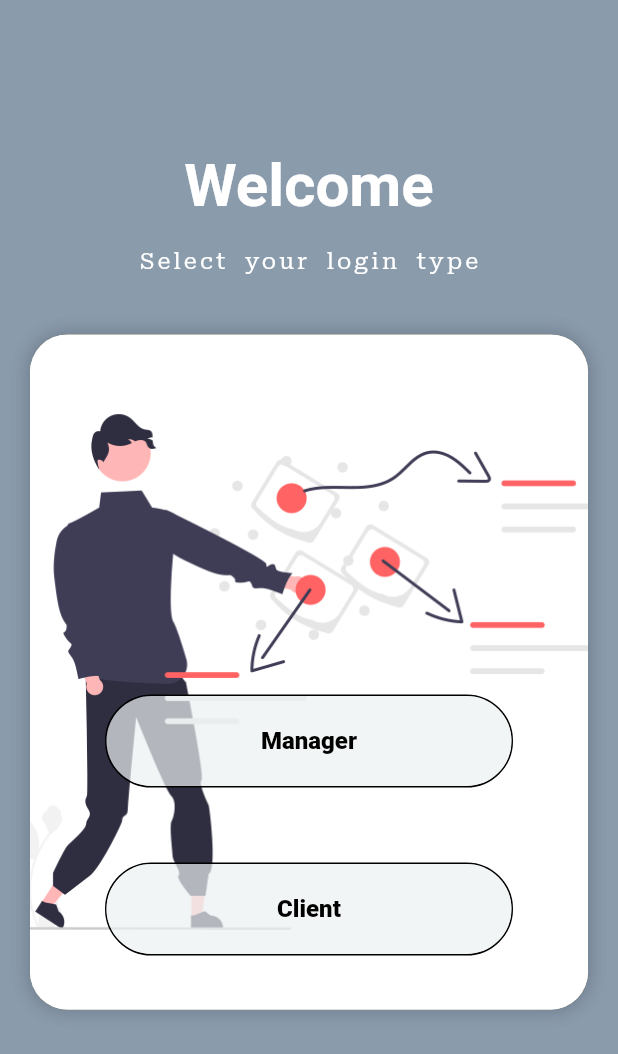
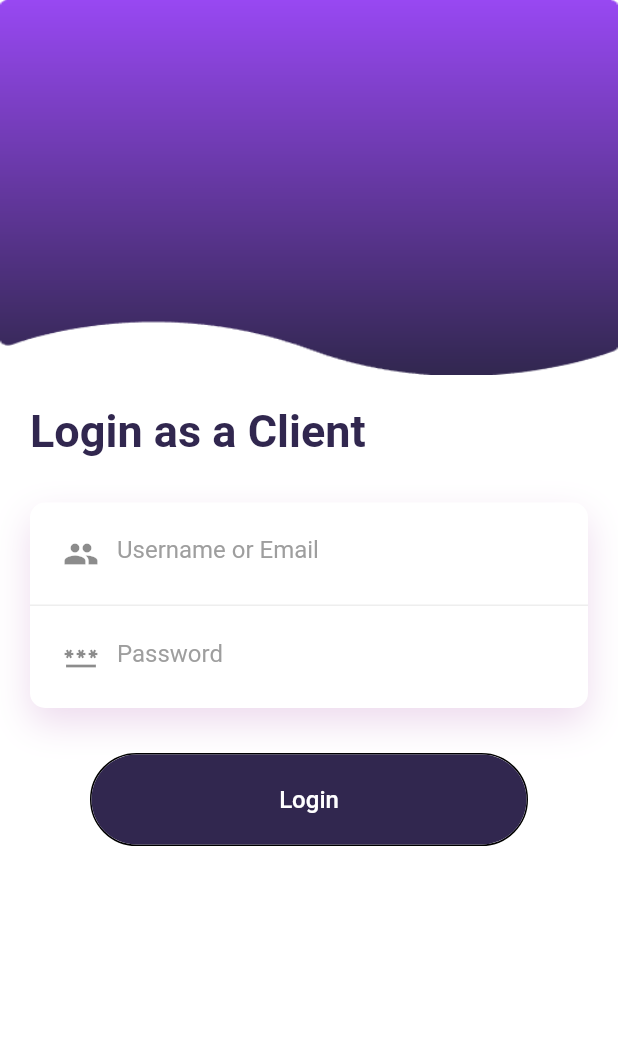
Before and after one commit to 4h4f/teamzone, a Flutter app: the screen it shows after launch, after a tap on "Client", on a phone screen of 412 x 824 dp. Shown: the top 1054 px of the screen. Run offline on Flutter 3.47's test engine with Material 2 defaults, Android fonts, the phone set to English and light mode, and no system bars; our stand-ins replace flutter_svg.

Commit message:
client and manager ui
client and manager ui  done

```diff
--- /dev/null
+++ b/lib/Screens/ClientLogin.dart
@@ -0,0 +1,139 @@
+import 'package:flutter/material.dart';
+
+class Clientlogin extends StatefulWidget {
+  Clientlogin({Key? key}) : super(key: key);
+
+  @override
+  _ClientloginState createState() => _ClientloginState();
+}
+
+class _ClientloginState extends State<Clientlogin> {
+  @override
+  Widget build(BuildContext context) {
+    return Scaffold(
+      backgroundColor: Colors.white,
+      body: SingleChildScrollView(
+        child: Column(
+          crossAxisAlignment: CrossAxisAlignment.start,
+          children: <Widget>[
+            // ignore: sized_box_for_whitespace
+            Container(
+              height: 250,
+              child: Stack(
+                children: <Widget>[
+                  Positioned(
+                    child: Container(
+                      decoration: const BoxDecoration(
+                        image: DecorationImage(
+                          image: AssetImage("lib/assets/images/background.png"),
+                          fit: BoxFit.fill,
+                        ),
+                      ),
+                    ),
+                  )
+                ],
+              ),
+            ),
+            const SizedBox(
+              height: 20,
+            ),
+            Padding(
+              padding: const EdgeInsets.symmetric(horizontal: 20),
+              child: Column(
+                crossAxisAlignment: CrossAxisAlignment.start,
+                children: <Widget>[
+                  const Text(
+                    'Login as a Client',
+                    style: TextStyle(
+                        color: Color.fromRGBO(49, 39, 79, 1),
+                        fontWeight: FontWeight.bold,
+                        fontSize: 30),
+                  ),
+                  const SizedBox(
+                    height: 30,
+                  ),
+                  Container(
+                    decoration: BoxDecoration(
+                      borderRadius: BorderRadius.circular(10),
+                      color: Colors.white,
+                      boxShadow: [
+                        BoxShadow(
+                          color: Color.fromRGBO(196, 135, 198, .3),
+                          blurRadius: 20,
+                          offset: Offset(0, 10),
+                        ),
+                      ],
+                    ),
+                    child: Column(
+                      children: <Widget>[
+                        Container(
+                          padding: EdgeInsets.all(10),
+                          decoration: BoxDecoration(
+                              border: Border(
+                                  bottom:
+                                      BorderSide(color: Colors.grey[200]!))),
+                          child: TextField(
+                            decoration: InputDecoration(
+                              prefixIcon: Icon(Icons.people),
+                              border: InputBorder.none,
+                              hintText: 'Username or Email',
+                              hintStyle: TextStyle(color: Colors.grey),
+                            ),
+                          ),
+                        ),
+                        //----------------------------------
+                        Container(
+                          padding: EdgeInsets.all(10),
+                          child: TextField(
+                            decoration: InputDecoration(
+                              prefixIcon: Icon(Icons.password),
+                              border: InputBorder.none,
+                              hintText: 'Password',
+                              hintStyle: TextStyle(color: Colors.grey),
+                            ),
+                          ),
+                        ),
+                        //-----------
+                      ],
+                    ),
+                  ),
+                  const SizedBox(
+                    height: 30,
+                  ),
+                  Container(
+                    margin: EdgeInsets.symmetric(horizontal: 40),
+                    decoration: BoxDecoration(
+                      borderRadius: BorderRadius.circular(50),
+                      border: const Border(
+                        bottom: BorderSide(color: Colors.black),
+                        left: BorderSide(color: Colors.black),
+                        right: BorderSide(color: Colors.black),
+                        top: BorderSide(color: Colors.black),
+                      ),
+                    ),
+                    child: MaterialButton(
+                      minWidth: double.infinity,
+                      height: 60,
+                      color: const Color.fromRGBO(49, 39, 79, 1),
+                      elevation: 0,
+                      shape: RoundedRectangleBorder(
+                          borderRadius: BorderRadius.circular(50)),
+                      child: const Text(
+                        'Login',
+                        style: TextStyle(
+                            color: Colors.white,
+                            fontWeight: FontWeight.w500,
+                            fontSize: 16),
+                      ),
+                      onPressed: () {},
+                    ),
+                  ),
+                ],
+              ),
+            ),
+          ],
+        ),
+      ),
+    );
+  }
+}
--- a/lib/Screens/Welcome.dart
+++ b/lib/Screens/Welcome.dart
@@ -1,6 +1,7 @@
 import 'package:flutter/material.dart';
 import 'package:flutter_svg/parser.dart';
-import 'package:teamzone/Screens/Login.dart';
+import 'package:teamzone/Screens/ClientLogin.dart';
+import 'ManagerLogin.dart';
 
 class Welcome extends StatefulWidget {
   const Welcome({Key? key}) : super(key: key);
@@ -13,7 +14,7 @@ class _WelcomeState extends State<Welcome> {
   @override
   Widget build(BuildContext context) {
     return Scaffold(
-      backgroundColor: const Color.fromRGBO(87, 111, 136, 0.7),
+      backgroundColor: const Color.fromRGBO(155, 89, 182, 0.7),
       // ignore: sized_box_for_whitespace
       body: SafeArea(
         // ignore: sized_box_for_whitespace
@@ -80,23 +81,23 @@ class _WelcomeState extends State<Welcome> {
                         decoration: BoxDecoration(
                           borderRadius: BorderRadius.circular(50),
                           border: const Border(
-                            bottom: BorderSide(color: Colors.black),
-                            left: BorderSide(color: Colors.black),
-                            right: BorderSide(color: Colors.black),
-                            top: BorderSide(color: Colors.black),
+                            bottom: BorderSide(color: Colors.white),
+                            left: BorderSide(color: Colors.white),
+                            right: BorderSide(color: Colors.white),
+                            top: BorderSide(color: Colors.white),
                           ),
                         ),
                         child: MaterialButton(
                           minWidth: double.infinity,
                           height: 60,
-                          color: const Color.fromRGBO(236, 240, 241, .7),
+                          color: const Color.fromRGBO(49, 39, 79, .9),
                           elevation: 0,
                           shape: RoundedRectangleBorder(
                               borderRadius: BorderRadius.circular(50)),
                           child: const Text(
                             'Manager',
                             style: TextStyle(
-                                color: Colors.black,
+                                color: Colors.white,
                                 fontWeight: FontWeight.w900,
                                 fontSize: 16),
                           ),
@@ -116,27 +117,33 @@ class _WelcomeState extends State<Welcome> {
                         decoration: BoxDecoration(
                           borderRadius: BorderRadius.circular(50),
                           border: const Border(
-                            bottom: BorderSide(color: Colors.black),
-                            left: BorderSide(color: Colors.black),
-                            right: BorderSide(color: Colors.black),
-                            top: BorderSide(color: Colors.black),
+                            bottom: BorderSide(color: Colors.white),
+                            left: BorderSide(color: Colors.white),
+                            right: BorderSide(color: Colors.white),
+                            top: BorderSide(color: Colors.white),
                           ),
                         ),
                         child: MaterialButton(
                           minWidth: double.infinity,
                           height: 60,
-                          color: const Color.fromRGBO(236, 240, 241, .7),
+                          color: const Color.fromRGBO(49, 39, 79, .9),
                           elevation: 0,
                           shape: RoundedRectangleBorder(
                               borderRadius: BorderRadius.circular(50)),
                           child: const Text(
                             'Client',
                             style: TextStyle(
-                                color: Colors.black,
+                                color: Colors.white,
                                 fontWeight: FontWeight.w900,
                                 fontSize: 16),
                           ),
-                          onPressed: () {},
+                          onPressed: () {
+                            Navigator.push(
+                              context,
+                              MaterialPageRoute(
+                                  builder: (context) => Clientlogin()),
+                            );
+                          },
                         ),
                       )
                     ],
--- a/lib/main.dart
+++ b/lib/main.dart
@@ -1,5 +1,5 @@
 import 'package:flutter/material.dart';
-import 'Screens/Login.dart';
+import 'Screens/ManagerLogin.dart';
 import 'Screens/Welcome.dart';
 
 void main() => runApp(MaterialApp(
--- a/pubspec.yaml
+++ b/pubspec.yaml
@@ -62,6 +62,8 @@ flutter:
   assets:
     - lib/assets/images/welcomeScreen.svg
     - lib/assets/images/welcomeScreen2.png
+    - lib/assets/images/background2.png
+    - lib/assets/images/background.png
 
 
   # An image asset can refer to one or more resolution-specific "variants", see
```
Also changed, not shown: lib/Screens/Login.dart (deleted, +0 -33 lines), lib/Screens/ManagerLogin.dart (added, +145 -0 lines), lib/assets/images/background.png (added), lib/assets/images/background2.png (added), lib/assets/images/welcomeScreen.svg (deleted).
